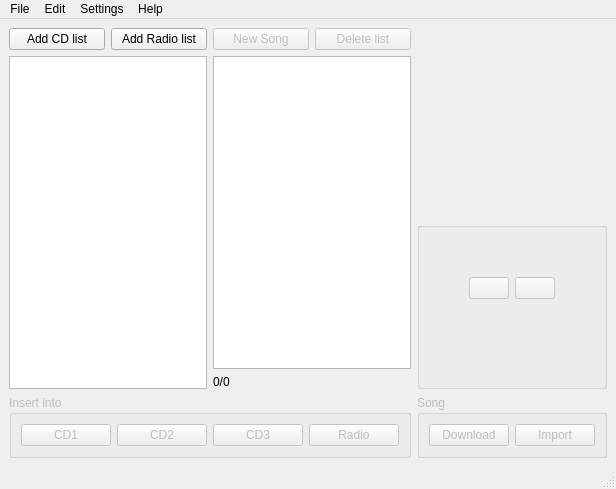
Before: the Qt Designer form mainwindow.ui in coriscodepage/MWC-MusicManager, drawn with Qt 5.
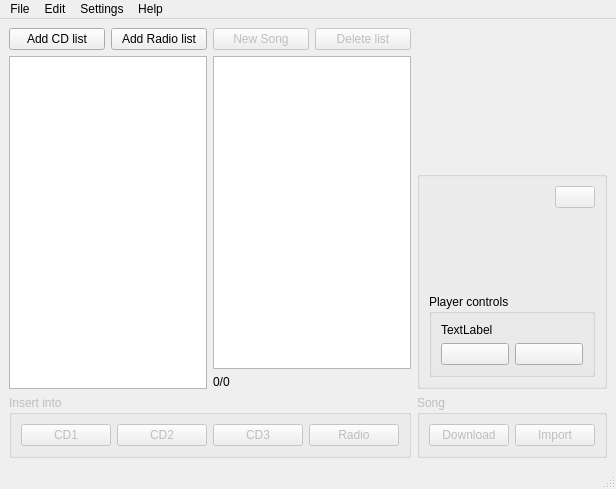
After: the same form once the commit is applied. Icons and pictures are not drawn. Custom widgets are drawn as their Qt base class.

Commit message: Added player widget

```diff
--- a/mainwindow.ui
+++ b/mainwindow.ui
@@ -245,14 +245,46 @@
         </property>
         <layout class="QVBoxLayout" name="verticalLayout_6">
          <item>
-          <widget class="QLabel" name="songLabel">
-           <property name="text">
-            <string/>
-           </property>
-           <property name="wordWrap">
-            <bool>true</bool>
-           </property>
-          </widget>
+          <layout class="QHBoxLayout" name="horizontalLayout_8">
+           <item>
+            <widget class="QLabel" name="songLabel">
+             <property name="sizePolicy">
+              <sizepolicy hsizetype="Preferred" vsizetype="Expanding">
+               <horstretch>0</horstretch>
+               <verstretch>0</verstretch>
+              </sizepolicy>
+             </property>
+             <property name="text">
+              <string/>
+             </property>
+             <property name="wordWrap">
+              <bool>true</bool>
+             </property>
+            </widget>
+           </item>
+           <item>
+            <widget class="QPushButton" name="playSong">
+             <property name="enabled">
+              <bool>false</bool>
+             </property>
+             <property name="sizePolicy">
+              <sizepolicy hsizetype="Fixed" vsizetype="Fixed">
+               <horstretch>0</horstretch>
+               <verstretch>0</verstretch>
+              </sizepolicy>
+             </property>
+             <property name="cursor">
+              <cursorShape>PointingHandCursor</cursorShape>
+             </property>
+             <property name="text">
+              <string/>
+             </property>
+             <property name="icon">
+              <iconset theme="QIcon::ThemeIcon::MediaPlaybackStart"/>
+             </property>
+            </widget>
+           </item>
+          </layout>
          </item>
          <item>
           <widget class="QLabel" name="artistLabel">
@@ -279,38 +311,6 @@
              </property>
             </spacer>
            </item>
-           <item>
-            <widget class="QPushButton" name="play">
-             <property name="enabled">
-              <bool>false</bool>
-             </property>
-             <property name="cursor">
-              <cursorShape>PointingHandCursor</cursorShape>
-             </property>
-             <property name="text">
-              <string/>
-             </property>
-             <property name="icon">
-              <iconset theme="QIcon::ThemeIcon::MediaPlaybackStart"/>
-             </property>
-            </widget>
-           </item>
-           <item>
-            <widget class="QPushButton" name="stop">
-             <property name="enabled">
-              <bool>false</bool>
-             </property>
-             <property name="cursor">
-              <cursorShape>PointingHandCursor</cursorShape>
-             </property>
-             <property name="text">
-              <string/>
-             </property>
-             <property name="icon">
-              <iconset theme="QIcon::ThemeIcon::MediaPlaybackStop"/>
-             </property>
-            </widget>
-           </item>
            <item>
             <spacer name="horizontalSpacer_2">
              <property name="orientation">
@@ -342,6 +342,62 @@
            </property>
           </spacer>
          </item>
+         <item>
+          <widget class="QGroupBox" name="groupBox">
+           <property name="sizePolicy">
+            <sizepolicy hsizetype="Preferred" vsizetype="Preferred">
+             <horstretch>0</horstretch>
+             <verstretch>0</verstretch>
+            </sizepolicy>
+           </property>
+           <property name="title">
+            <string>Player controls</string>
+           </property>
+           <layout class="QGridLayout" name="gridLayout_2">
+            <item row="0" column="0">
+             <layout class="QHBoxLayout" name="horizontalLayout_6">
+              <item>
+               <widget class="QLabel" name="labelPlayer">
+                <property name="text">
+                 <string>TextLabel</string>
+                </property>
+               </widget>
+              </item>
+             </layout>
+            </item>
+            <item row="1" column="0">
+             <layout class="QHBoxLayout" name="horizontalLayout_5">
+              <item>
+               <widget class="QPushButton" name="playPlayer">
+                <property name="text">
+                 <string/>
+                </property>
+                <property name="icon">
+                 <iconset theme="QIcon::ThemeIcon::MediaPlaybackStart"/>
+                </property>
+               </widget>
+              </item>
+              <item>
+               <widget class="QPushButton" name="stopPlayer">
+                <property name="enabled">
+                 <bool>true</bool>
+                </property>
+                <property name="cursor">
+                 <cursorShape>PointingHandCursor</cursorShape>
+                </property>
+                <property name="text">
+                 <string/>
+                </property>
+                <property name="icon">
+                 <iconset theme="QIcon::ThemeIcon::MediaPlaybackStop"/>
+                </property>
+               </widget>
+              </item>
+             </layout>
+            </item>
+           </layout>
+          </widget>
+         </item>
         </layout>
        </widget>
       </item>
```
The commit also changes 7 other files.
